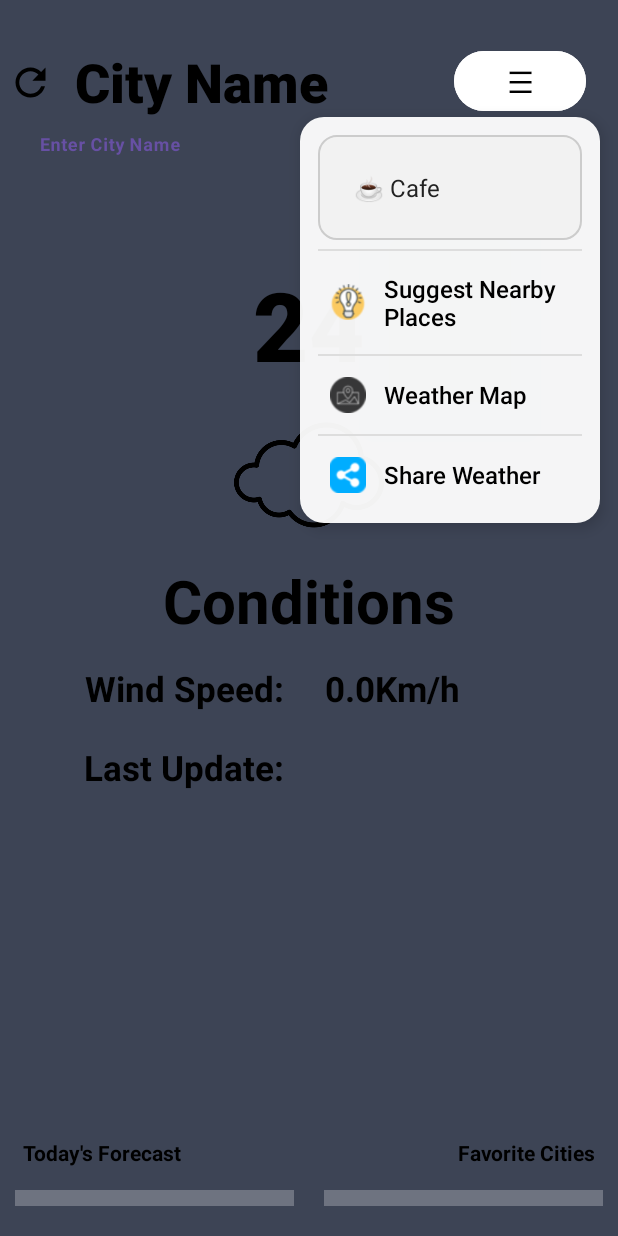
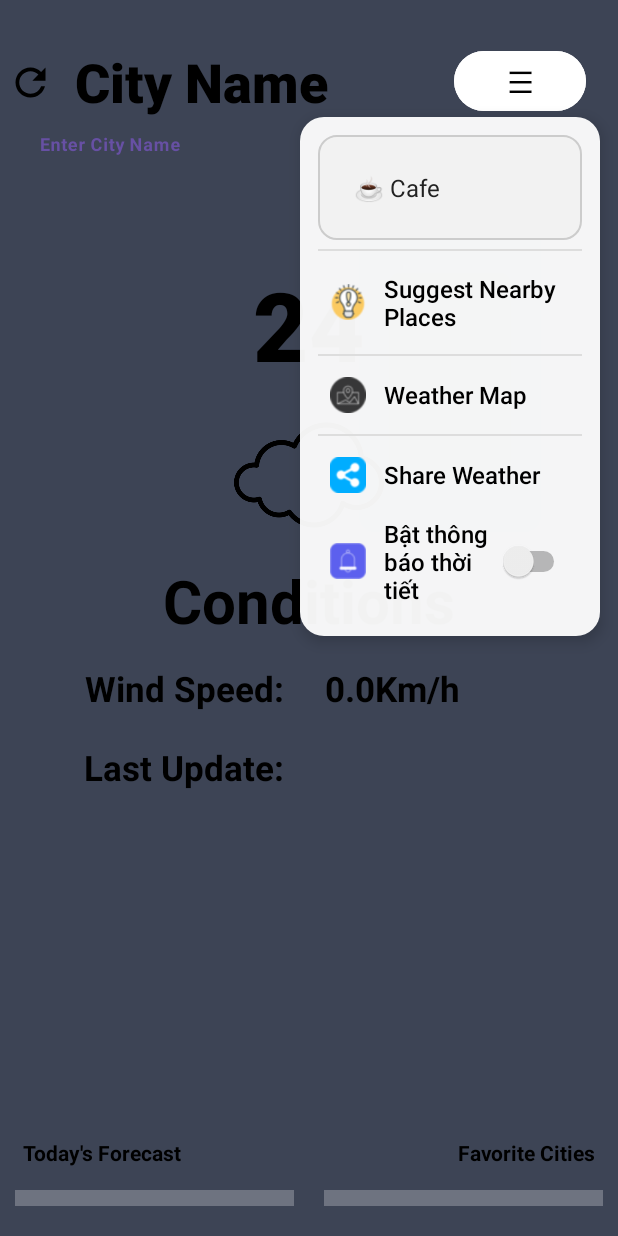
Before and after one commit to xanhhangreal/Weather, an Android app: the screen it shows after launch (MainActivity), after a tap on an icon or button, on a phone screen of 412 x 824 dp. Run offline under Robolectric (Android 15) with nearby library versions, the phone set to English and light mode, and no system bars; our stand-ins replace Picasso, Volley; network calls fail; pictures from the network do not load; 2 other taps on this screen came first.

Commit message:
bật tắt thoogn aboso tiet kiệm p0in
a

```diff
--- a/app/src/main/java/ie/weather/MainActivity.java
+++ b/app/src/main/java/ie/weather/MainActivity.java
@@ -18,6 +18,7 @@ import android.location.LocationManager;
 import android.net.Uri;
 import android.os.Build;
 import android.os.Bundle;
+import android.os.PowerManager;
 import android.provider.Settings;
 import android.util.Log;
 import android.view.LayoutInflater;
@@ -26,12 +27,14 @@ import android.view.View;
 import android.view.inputmethod.InputMethodManager;
 import android.widget.ArrayAdapter;
 import android.widget.Button;
+import android.widget.CompoundButton;
 import android.widget.EditText;
 import android.widget.ImageView;
 import android.widget.LinearLayout;
 import android.widget.ProgressBar;
 import android.widget.RelativeLayout;
 import android.widget.Spinner;
+import android.widget.Switch;
 import android.widget.TextView;
 import android.widget.Toast;
 
@@ -262,6 +265,55 @@ public class MainActivity extends AppCompatActivity implements LocationListener
         adapter.setDropDownViewResource(R.layout.spinner_item_dropdown); // gán layout xổ xuống
 
         spinner.setAdapter(adapter);
+
+        // bật tawts thông báo
+        Switch notifySwitch = findViewById(R.id.switch_notification);
+        SharedPreferences sharedPref = getSharedPreferences("weather_prefs", Context.MODE_PRIVATE);
+
+        // Gán trạng thái đã lưu
+        boolean enabled = sharedPref.getBoolean("notify_enabled", false);
+        notifySwitch.setChecked(enabled);
+
+        // Khôi phục alarm nếu đã bật
+        if (enabled) {
+            WeatherNotificationUtil.scheduleWeatherReminder(this);
+        }
+
+        // Lắng nghe thay đổi
+        notifySwitch.setOnCheckedChangeListener(new CompoundButton.OnCheckedChangeListener() {
+            @Override
+            public void onCheckedChanged(CompoundButton buttonView, boolean isChecked) {
+                sharedPref.edit().putBoolean("notify_enabled", isChecked).apply();
+                if (isChecked) {
+                    WeatherNotificationUtil.scheduleWeatherReminder(MainActivity.this);
+                } else {
+                    WeatherNotificationUtil.cancelWeatherReminder(MainActivity.this);
+                }
+            }
+        });
+
+        // tiết kiẹm pin
+        if (isBatterySaverOn()) {
+            Toast.makeText(this, "⚠️ Thiết bị đang bật chế độ tiết kiệm pin.\nMột số tính năng bị tạm dừng.", Toast.LENGTH_LONG).show();
+            Log.e("baterry", "Thiết bị đang bật chế độ tiết kiệm pin ");
+            // Dừng cập nhật bằng AlarmManager
+            cancelWeatherAlarms();
+        }
+    }
+    private void cancelWeatherAlarms() {
+        AlarmManager alarmManager = (AlarmManager) getSystemService(Context.ALARM_SERVICE);
+
+        // Alarm cập nhật dữ liệu thời tiết định kỳ
+        Intent updateIntent = new Intent(this, WeatherReminderReceiver.class);
+        PendingIntent updatePendingIntent = PendingIntent.getBroadcast(this, 0, updateIntent, PendingIntent.FLAG_IMMUTABLE);
+        alarmManager.cancel(updatePendingIntent);
+
+        // Alarm gửi thông báo thời tiết (nếu dùng riêng)
+        Intent notifyIntent = new Intent(this, WeatherReminderReceiver.class); // hoặc class khác nếu bạn tách riêng
+        PendingIntent notifyPendingIntent = PendingIntent.getBroadcast(this, 1, notifyIntent, PendingIntent.FLAG_IMMUTABLE);
+        alarmManager.cancel(notifyPendingIntent);
+
+        Log.d("BatterySaver", "⛔ Đã huỷ tất cả alarm (cập nhật + thông báo)");
     }
     private void getLastLocationAndSuggest(String type) {
         if (ActivityCompat.checkSelfPermission(this, android.Manifest.permission.ACCESS_FINE_LOCATION) != PackageManager.PERMISSION_GRANTED) {
@@ -934,4 +986,8 @@ public class MainActivity extends AppCompatActivity implements LocationListener
         }
         return super.dispatchTouchEvent(event);
     }
+    private boolean isBatterySaverOn() {
+        PowerManager powerManager = (PowerManager) getSystemService(Context.POWER_SERVICE);
+        return powerManager != null && powerManager.isPowerSaveMode();
+    }
 }
--- a/app/src/main/res/layout/activity_main.xml
+++ b/app/src/main/res/layout/activity_main.xml
@@ -451,6 +451,36 @@
                     android:textSize="16sp"
                     android:fontFamily="sans-serif-medium" />
             </LinearLayout>
+            <!-- Bật tắt thông báo -->
+            <LinearLayout
+                android:id="@+id/itemNotification"
+                android:layout_width="match_parent"
+                android:layout_height="wrap_content"
+                android:orientation="horizontal"
+                android:gravity="center_vertical"
+                android:padding="8dp"
+                android:foreground="?attr/selectableItemBackground">
+
+                <ImageView
+                    android:layout_width="24dp"
+                    android:layout_height="24dp"
+                    android:src="@drawable/ic_notifications"
+                    android:layout_marginEnd="12dp" />
+
+                <TextView
+                    android:layout_width="0dp"
+                    android:layout_height="wrap_content"
+                    android:layout_weight="1"
+                    android:text="Bật thông báo thời tiết"
+                    android:textColor="@color/black"
+                    android:textSize="16sp"
+                    android:fontFamily="sans-serif-medium" />
+
+                <Switch
+                    android:id="@+id/switch_notification"
+                    android:layout_width="wrap_content"
+                    android:layout_height="wrap_content" />
+            </LinearLayout>
         </LinearLayout>
 
 
```
Also changed, not shown: app/src/main/AndroidManifest.xml (+8 -0 lines), app/src/main/java/ie/weather/BatterySaverReceiver.java (added, +34 -0 lines), app/src/main/java/ie/weather/WeatherMapActivity.java (+9 -1 lines), app/src/main/java/ie/weather/WeatherNotificationUtil.java (added, +37 -0 lines), app/src/main/java/ie/weather/WeatherReminderReceiver.java (+31 -1 lines), app/src/main/java/ie/weather/WeatherWidget.kt (+29 -0 lines), app/src/main/java/ie/weather/WeatherWidgetUpdater.kt (added, +56 -0 lines), app/src/main/java/ie/weather/WindyMapActivity.java (added, +22 -0 lines), app/src/main/res/drawable/ic_notifications.png (added), 1 other file.
